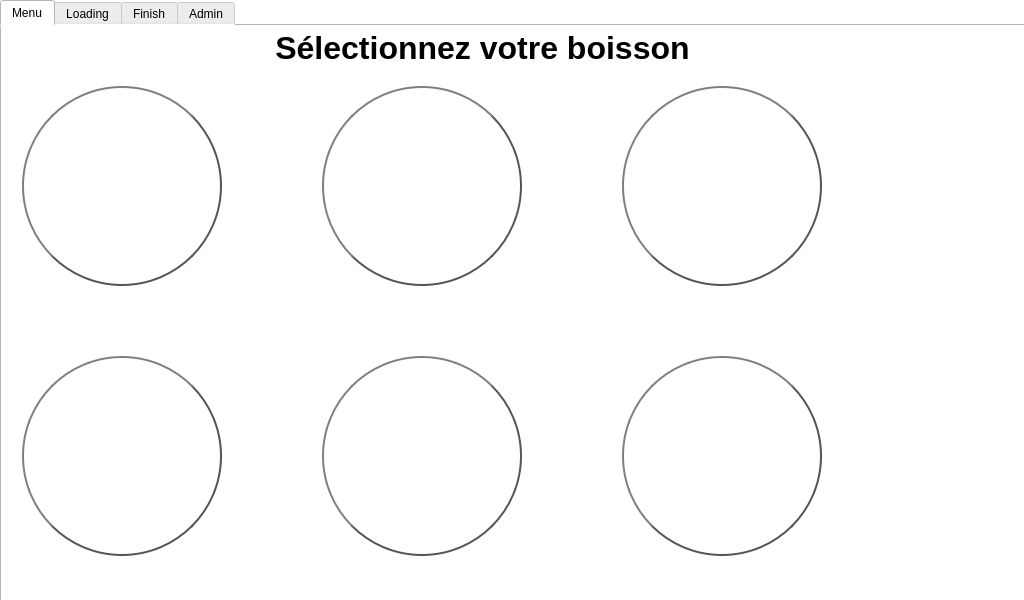
Above: gui/ui/main.ui from robotique-ecam/barbot-v2 before the change. Below: the same form after it.
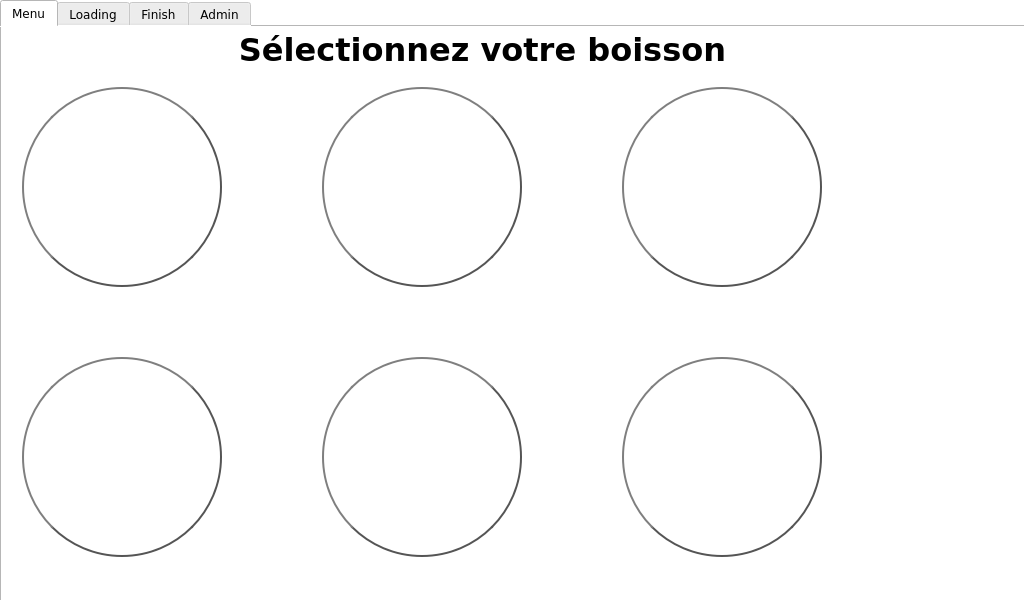
That is the form after the change. Icons and pictures are not drawn.

Commit message: Switched for Verdana instead

The edit to the form file:
```diff
--- a/gui/ui/main.ui
+++ b/gui/ui/main.ui
@@ -25,6 +25,11 @@
     <height>600</height>
    </size>
   </property>
+  <property name="font">
+   <font>
+    <family>Verdana</family>
+   </font>
+  </property>
   <property name="windowTitle">
    <string>MainWindow</string>
   </property>
@@ -35,6 +40,11 @@
    <property name="enabled">
     <bool>true</bool>
    </property>
+   <property name="font">
+    <font>
+     <family>Verdana</family>
+    </font>
+   </property>
    <widget class="QTabWidget" name="tabWidget">
     <property name="enabled">
      <bool>true</bool>
@@ -53,6 +63,11 @@
       <verstretch>0</verstretch>
      </sizepolicy>
     </property>
+    <property name="font">
+     <font>
+      <family>Verdana</family>
+     </font>
+    </property>
     <property name="contextMenuPolicy">
      <enum>Qt::ActionsContextMenu</enum>
     </property>
@@ -69,6 +84,11 @@
      <bool>true</bool>
     </property>
     <widget class="QWidget" name="tabMenu">
+     <property name="font">
+      <font>
+       <family>Verdana</family>
+      </font>
+     </property>
      <attribute name="title">
       <string>Menu</string>
      </attribute>
@@ -84,6 +104,11 @@
         <height>51</height>
        </rect>
       </property>
+      <property name="font">
+       <font>
+        <family>Verdana</family>
+       </font>
+      </property>
       <property name="acceptDrops">
        <bool>true</bool>
       </property>
@@ -100,7 +125,7 @@
        <string>&lt;!DOCTYPE HTML PUBLIC &quot;-//W3C//DTD HTML 4.0//EN&quot; &quot;http://www.w3.org/TR/REC-html40/strict.dtd&quot;&gt;
 &lt;html&gt;&lt;head&gt;&lt;meta name=&quot;qrichtext&quot; content=&quot;1&quot; /&gt;&lt;style type=&quot;text/css&quot;&gt;
 p, li { white-space: pre-wrap; }
-&lt;/style&gt;&lt;/head&gt;&lt;body style=&quot; font-family:'MS Shell Dlg 2'; font-size:8pt; font-weight:400; font-style:normal;&quot;&gt;
+&lt;/style&gt;&lt;/head&gt;&lt;body style=&quot; font-family:'Verdana'; font-size:6.5pt; font-weight:400; font-style:normal;&quot;&gt;
 &lt;p align=&quot;center&quot; style=&quot; margin-top:0px; margin-bottom:0px; margin-left:0px; margin-right:0px; -qt-block-indent:0; text-indent:0px;&quot;&gt;&lt;span style=&quot; font-family:'Ubuntu'; font-size:24pt; font-weight:600;&quot;&gt;Sélectionnez votre boisson&lt;/span&gt;&lt;/p&gt;&lt;/body&gt;&lt;/html&gt;</string>
       </property>
       <property name="textInteractionFlags">
@@ -116,6 +141,11 @@
         <height>200</height>
        </rect>
       </property>
+      <property name="font">
+       <font>
+        <family>Verdana</family>
+       </font>
+      </property>
       <property name="styleSheet">
        <string notr="true">QPushButton {
     border: 2px solid #555;
@@ -156,6 +186,11 @@
         <height>200</height>
        </rect>
       </property>
+      <property name="font">
+       <font>
+        <family>Verdana</family>
+       </font>
+      </property>
       <property name="styleSheet">
        <string notr="true">QPushButton {
     border: 2px solid #555;
@@ -196,6 +231,11 @@
         <height>200</height>
        </rect>
       </property>
+      <property name="font">
+       <font>
+        <family>Verdana</family>
+       </font>
+      </property>
       <property name="styleSheet">
        <string notr="true">QPushButton {
     border: 2px solid #555;
@@ -236,6 +276,11 @@
         <height>200</height>
        </rect>
       </property>
+      <property name="font">
+       <font>
+        <family>Verdana</family>
+       </font>
+      </property>
       <property name="styleSheet">
        <string notr="true">QPushButton {
     border: 2px solid #555;
@@ -276,6 +321,11 @@
         <height>200</height>
        </rect>
       </property>
+      <property name="font">
+       <font>
+        <family>Verdana</family>
+       </font>
+      </property>
       <property name="styleSheet">
        <string notr="true">QPushButton {
     border: 2px solid #555;
@@ -316,6 +366,11 @@
         <height>200</height>
        </rect>
       </property>
+      <property name="font">
+       <font>
+        <family>Verdana</family>
+       </font>
+      </property>
       <property name="styleSheet">
        <string notr="true">QPushButton {
     border: 2px solid #555;
@@ -457,6 +512,11 @@
       <height>64</height>
      </rect>
     </property>
+    <property name="font">
+     <font>
+      <family>Verdana</family>
+     </font>
+    </property>
     <property name="layoutDirection">
      <enum>Qt::LeftToRight</enum>
     </property>
```
Left out of the diff: 39 changed lines with no effect on the pictures. The commit also changes 1 other file.
